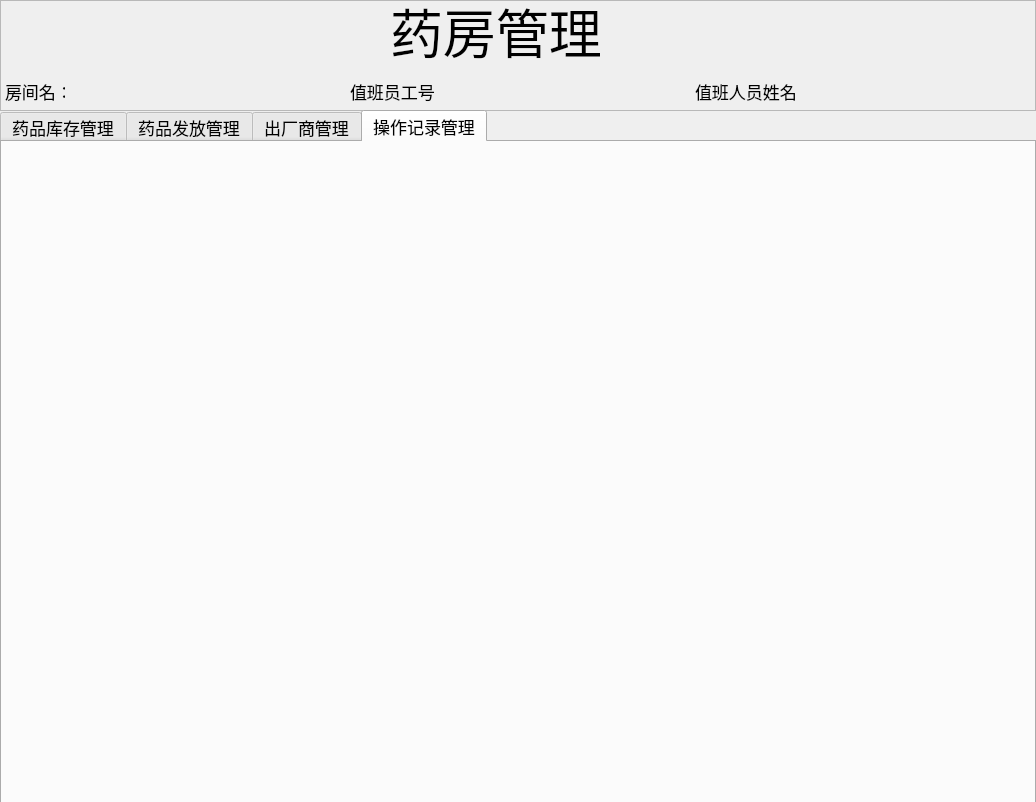
Before: the Qt Designer form pharmacydialog.ui in zhbean/Hospital_MIS, drawn with Qt 5.
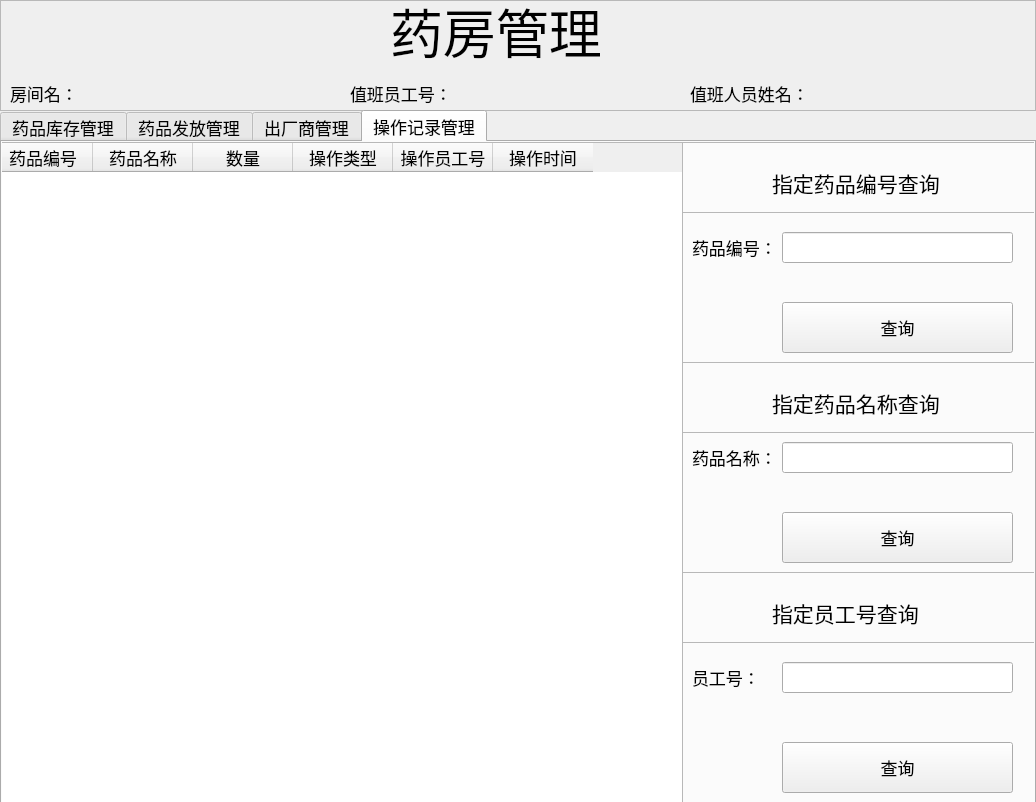
After: the same form once the commit is applied. The open tabs and pages were chosen to show the change.

Commit message: WWB 操作记录查询完成

Diff of the .ui file:
```diff
--- a/pharmacydialog.ui
+++ b/pharmacydialog.ui
@@ -54,10 +54,10 @@
    <widget class="QLabel" name="StaffIdLabel">
     <property name="geometry">
      <rect>
-      <x>438</x>
-      <y>80</y>
-      <width>251</width>
-      <height>20</height>
+      <x>454</x>
+      <y>81</y>
+      <width>221</width>
+      <height>21</height>
      </rect>
     </property>
     <property name="text">
@@ -67,10 +67,10 @@
    <widget class="QLabel" name="StaffNameLabel">
     <property name="geometry">
      <rect>
-      <x>803</x>
-      <y>80</y>
-      <width>231</width>
-      <height>20</height>
+      <x>819</x>
+      <y>81</y>
+      <width>221</width>
+      <height>21</height>
      </rect>
     </property>
     <property name="text">
@@ -80,10 +80,10 @@
    <widget class="QLabel" name="label_24">
     <property name="geometry">
      <rect>
-      <x>695</x>
+      <x>690</x>
       <y>80</y>
-      <width>105</width>
-      <height>23</height>
+      <width>119</width>
+      <height>26</height>
      </rect>
     </property>
     <property name="text">
@@ -93,10 +93,10 @@
    <widget class="QLabel" name="label_25">
     <property name="geometry">
      <rect>
-      <x>5</x>
+      <x>10</x>
       <y>80</y>
-      <width>60</width>
-      <height>23</height>
+      <width>68</width>
+      <height>26</height>
      </rect>
     </property>
     <property name="text">
@@ -106,10 +106,10 @@
    <widget class="QLabel" name="RoomNameLabel">
     <property name="geometry">
      <rect>
-      <x>63</x>
-      <y>80</y>
-      <width>281</width>
-      <height>23</height>
+      <x>74</x>
+      <y>81</y>
+      <width>221</width>
+      <height>21</height>
      </rect>
     </property>
     <property name="text">
@@ -121,8 +121,8 @@
      <rect>
       <x>350</x>
       <y>80</y>
-      <width>90</width>
-      <height>23</height>
+      <width>102</width>
+      <height>26</height>
      </rect>
     </property>
     <property name="text">
@@ -506,6 +506,275 @@
     <attribute name="title">
      <string>操作记录管理</string>
     </attribute>
+    <widget class="QTableWidget" name="tableWidget_record">
+     <property name="geometry">
+      <rect>
+       <x>-10</x>
+       <y>0</y>
+       <width>691</width>
+       <height>661</height>
+      </rect>
+     </property>
+     <column>
+      <property name="text">
+       <string>药品编号</string>
+      </property>
+     </column>
+     <column>
+      <property name="text">
+       <string>药品名称</string>
+      </property>
+     </column>
+     <column>
+      <property name="text">
+       <string>数量</string>
+      </property>
+     </column>
+     <column>
+      <property name="text">
+       <string>操作类型</string>
+      </property>
+     </column>
+     <column>
+      <property name="text">
+       <string>操作员工号</string>
+      </property>
+     </column>
+     <column>
+      <property name="text">
+       <string>操作时间</string>
+      </property>
+     </column>
+    </widget>
+    <widget class="QFrame" name="frame">
+     <property name="geometry">
+      <rect>
+       <x>680</x>
+       <y>0</y>
+       <width>361</width>
+       <height>71</height>
+      </rect>
+     </property>
+     <property name="frameShape">
+      <enum>QFrame::StyledPanel</enum>
+     </property>
+     <property name="frameShadow">
+      <enum>QFrame::Raised</enum>
+     </property>
+     <widget class="QLabel" name="label_9">
+      <property name="geometry">
+       <rect>
+        <x>90</x>
+        <y>20</y>
+        <width>251</width>
+        <height>41</height>
+       </rect>
+      </property>
+      <property name="font">
+       <font>
+        <pointsize>16</pointsize>
+        <weight>50</weight>
+        <bold>false</bold>
+       </font>
+      </property>
+      <property name="text">
+       <string>指定药品编号查询</string>
+      </property>
+     </widget>
+    </widget>
+    <widget class="QFrame" name="frame_2">
+     <property name="geometry">
+      <rect>
+       <x>680</x>
+       <y>430</y>
+       <width>361</width>
+       <height>71</height>
+      </rect>
+     </property>
+     <property name="frameShape">
+      <enum>QFrame::StyledPanel</enum>
+     </property>
+     <property name="frameShadow">
+      <enum>QFrame::Raised</enum>
+     </property>
+     <widget class="QLabel" name="label_10">
+      <property name="geometry">
+       <rect>
+        <x>90</x>
+        <y>20</y>
+        <width>251</width>
+        <height>41</height>
+       </rect>
+      </property>
+      <property name="font">
+       <font>
+        <pointsize>16</pointsize>
+        <weight>50</weight>
+        <bold>false</bold>
+       </font>
+      </property>
+      <property name="text">
+       <string>指定员工号查询</string>
+      </property>
+     </widget>
+    </widget>
+    <widget class="QFrame" name="frame_5">
+     <property name="geometry">
+      <rect>
+       <x>680</x>
+       <y>220</y>
+       <width>361</width>
+       <height>71</height>
+      </rect>
+     </property>
+     <property name="frameShape">
+      <enum>QFrame::StyledPanel</enum>
+     </property>
+     <property name="frameShadow">
+      <enum>QFrame::Raised</enum>
+     </property>
+     <widget class="QLabel" name="label_29">
+      <property name="geometry">
+       <rect>
+        <x>90</x>
+        <y>20</y>
+        <width>191</width>
+        <height>41</height>
+       </rect>
+      </property>
+      <property name="font">
+       <font>
+        <pointsize>16</pointsize>
+        <weight>50</weight>
+        <bold>false</bold>
+       </font>
+      </property>
+      <property name="text">
+       <string>指定药品名称查询</string>
+      </property>
+     </widget>
+    </widget>
+    <widget class="QLabel" name="label_30">
+     <property name="geometry">
+      <rect>
+       <x>690</x>
+       <y>90</y>
+       <width>81</width>
+       <height>31</height>
+      </rect>
+     </property>
+     <property name="text">
+      <string>药品编号：</string>
+     </property>
+    </widget>
+    <widget class="QLineEdit" name="lineEdit_recordTab_drugId">
+     <property name="geometry">
+      <rect>
+       <x>780</x>
+       <y>90</y>
+       <width>231</width>
+       <height>31</height>
+      </rect>
+     </property>
+    </widget>
+    <widget class="QPushButton" name="pushButton_selectByDrugId">
+     <property name="geometry">
+      <rect>
+       <x>780</x>
+       <y>160</y>
+       <width>231</width>
+       <height>51</height>
+      </rect>
+     </property>
+     <property name="text">
+      <string>查询</string>
+     </property>
+    </widget>
+    <widget class="QPushButton" name="pushButton_selectByStaffId">
+     <property name="geometry">
+      <rect>
+       <x>780</x>
+       <y>600</y>
+       <width>231</width>
+       <height>51</height>
+      </rect>
+     </property>
+     <property name="text">
+      <string>查询</string>
+     </property>
+    </widget>
+    <widget class="QLabel" name="label_31">
+     <property name="geometry">
+      <rect>
+       <x>690</x>
+       <y>520</y>
+       <width>81</width>
+       <height>31</height>
+      </rect>
+     </property>
+     <property name="text">
+      <string>员工号：</string>
+     </property>
+    </widget>
+    <widget class="QLineEdit" name="lineEdit_recordTab_staffId">
+     <property name="geometry">
+      <rect>
+       <x>780</x>
+       <y>520</y>
+       <width>231</width>
+       <height>31</height>
+      </rect>
+     </property>
+    </widget>
+    <widget class="QLabel" name="label_32">
+     <property name="geometry">
+      <rect>
+       <x>690</x>
+       <y>300</y>
+       <width>81</width>
+       <height>31</height>
+      </rect>
+     </property>
+     <property name="text">
+      <string>药品名称：</string>
+     </property>
+    </widget>
+    <widget class="QLineEdit" name="lineEdit_recordTab_drugName">
+     <property name="geometry">
+      <rect>
+       <x>780</x>
+       <y>300</y>
+       <width>231</width>
+       <height>31</height>
+      </rect>
+     </property>
+    </widget>
+    <widget class="QPushButton" name="pushButton_recordTab_selectByDrugName">
+     <property name="geometry">
+      <rect>
+       <x>780</x>
+       <y>370</y>
+       <width>231</width>
+       <height>51</height>
+      </rect>
+     </property>
+     <property name="text">
+      <string>查询</string>
+     </property>
+    </widget>
+    <zorder>pushButton_selectByStaffId</zorder>
+    <zorder>tableWidget_record</zorder>
+    <zorder>frame</zorder>
+    <zorder>frame_2</zorder>
+    <zorder>frame_5</zorder>
+    <zorder>label_30</zorder>
+    <zorder>lineEdit_recordTab_drugId</zorder>
+    <zorder>label_31</zorder>
+    <zorder>lineEdit_recordTab_staffId</zorder>
+    <zorder>pushButton_selectByDrugId</zorder>
+    <zorder>label_32</zorder>
+    <zorder>lineEdit_recordTab_drugName</zorder>
+    <zorder>pushButton_recordTab_selectByDrugName</zorder>
    </widget>
   </widget>
  </widget>
```
Left out of the diff: 10 changed lines with no effect on the pictures. The commit also changes 2 other files.
